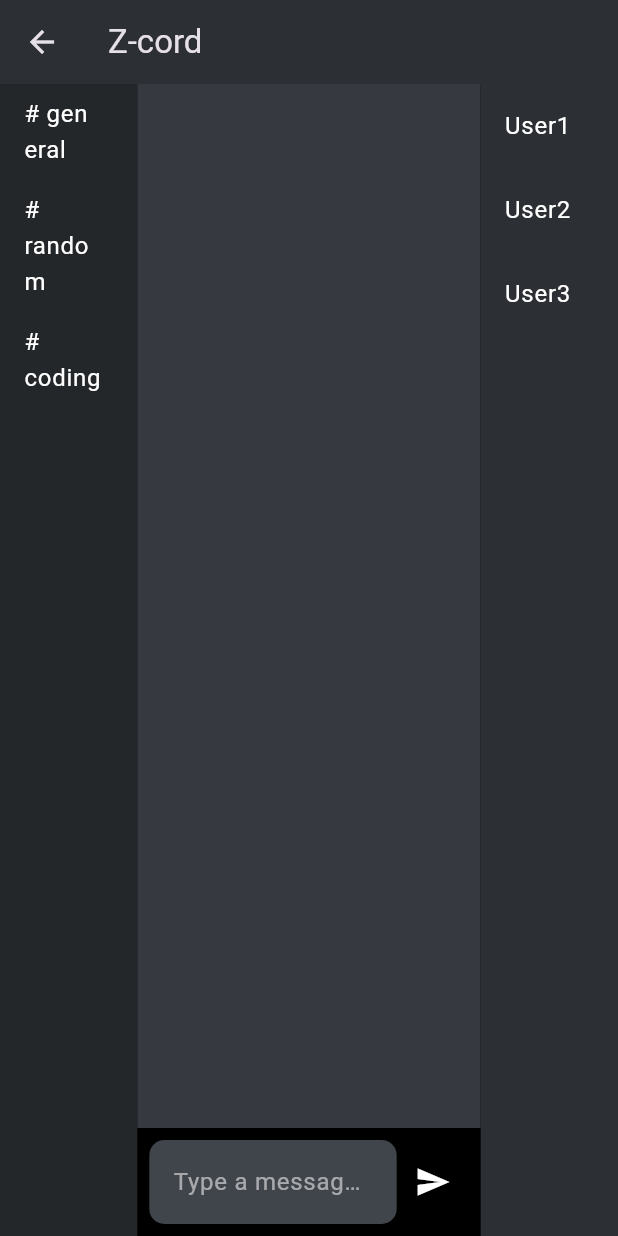
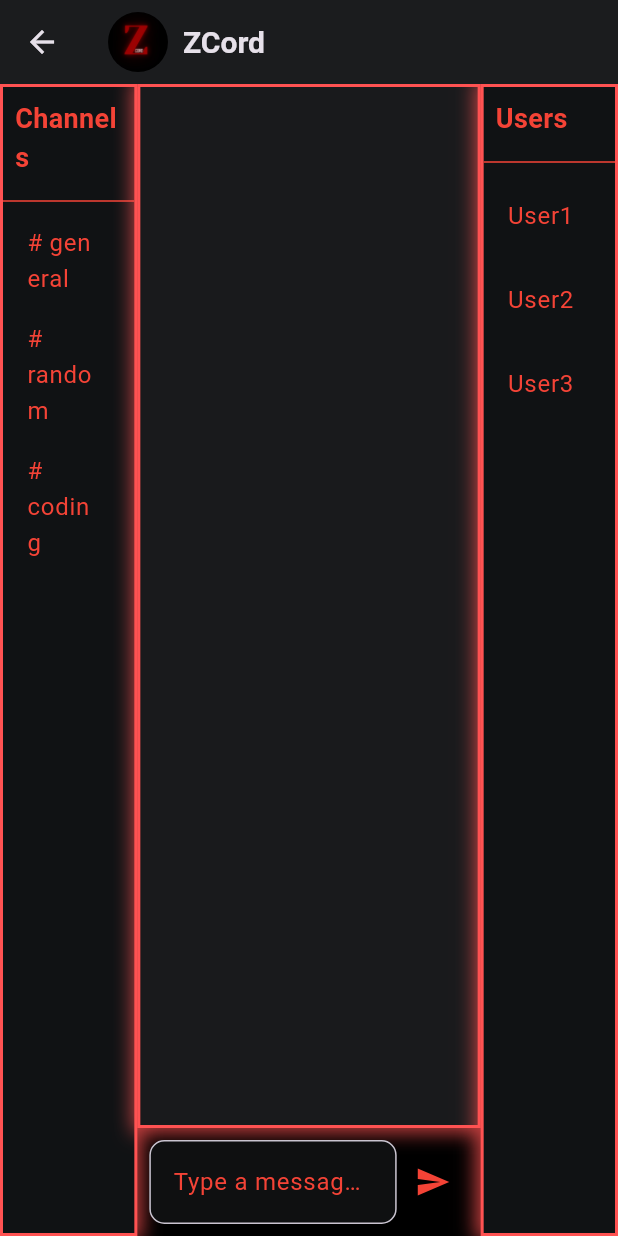
Before and after one commit to salergame/Zcord, a Flutter app: the ChatPage screen opened directly, on a phone screen of 412 x 824 dp. Run offline on Flutter 3.47's test engine with Material 3 defaults, Android fonts, the phone set to English and light mode, and no system bars; our stand-ins replace shared_preferences; missing offline and left inert: postgres; accounts and stored records are empty.

Commit message:
proper chat page design, unfinished yet

```diff
--- a/lib/chat_page.dart
+++ b/lib/chat_page.dart
@@ -44,8 +44,24 @@ class _ChatPageState extends State<ChatPage> {
   Widget build(BuildContext context) {
     return Scaffold(
       appBar: AppBar(
-        title: const Text('Z-cord'),
-        backgroundColor: const Color(0xFF2C2F33), // Discord-like dark color
+        backgroundColor: const Color(0xFF1B1C1E), // Made background darker
+        title: Row(
+          children: [
+            ClipOval(
+              child: Image.asset(
+                'assets/zcord_logo.png', // Logo
+                height: 40, // Logo size
+                width: 40, // Logo size
+                fit: BoxFit.cover, // Circle cropping
+              ),
+            ),
+            const SizedBox(width: 10), // Spacing between logo and text
+            const Text(
+              'ZCord', // App name
+              style: TextStyle(fontSize: 20, fontWeight: FontWeight.bold),
+            ),
+          ],
+        ),
       ),
       body: Row(
         children: [
@@ -75,25 +91,50 @@ class ChannelList extends StatelessWidget {
   @override
   Widget build(BuildContext context) {
     return Container(
-      color: const Color(0xFF23272A),
+      decoration: BoxDecoration(
+        color: const Color(0xFF101214), // Made background darker
+        border: Border.all(
+          color: Colors.redAccent, // Bright red border
+          width: 2,
+        ),
+        boxShadow: [
+          BoxShadow(
+            color: Colors.redAccent.withOpacity(0.8), // Neon red glow
+            blurRadius: 10,
+            spreadRadius: 3,
+          ),
+        ],
+      ),
       child: ListView(
         children: const [
+          Padding(
+            padding: EdgeInsets.all(8.0),
+            child: Text(
+              'Channels',
+              style: TextStyle(
+                color: Colors.red,
+                fontSize: 18,
+                fontWeight: FontWeight.bold,
+              ),
+            ),
+          ),
+          Divider(color: Colors.red),
           ListTile(
             title: Text(
               '# general',
-              style: TextStyle(color: Colors.white),
+              style: TextStyle(color: Colors.red),
             ),
           ),
           ListTile(
             title: Text(
               '# random',
-              style: TextStyle(color: Colors.white),
+              style: TextStyle(color: Colors.red),
             ),
           ),
           ListTile(
             title: Text(
               '# coding',
-              style: TextStyle(color: Colors.white),
+              style: TextStyle(color: Colors.red),
             ),
           ),
         ],
@@ -119,14 +160,27 @@ class ChatBox extends StatelessWidget {
       children: [
         Expanded(
           child: Container(
-            color: const Color(0xFF36393F),
+            decoration: BoxDecoration(
+              color: const Color(0xFF191A1C), // Dark background for chat
+              border: Border.all(
+                color: Colors.redAccent, // Bright red border
+                width: 2,
+              ),
+              boxShadow: [
+                BoxShadow(
+                  color: Colors.redAccent.withOpacity(0.8),
+                  blurRadius: 10,
+                  spreadRadius: 3,
+                ),
+              ],
+            ),
             child: ListView.builder(
               itemCount: messages.length,
               itemBuilder: (context, index) {
                 return ListTile(
                   title: Text(
                     messages[index],
-                    style: const TextStyle(color: Colors.white),
+                    style: const TextStyle(color: Colors.red),
                   ),
                 );
               },
@@ -140,22 +194,25 @@ class ChatBox extends StatelessWidget {
               Expanded(
                 child: TextField(
                   controller: messageController,
-                  style: const TextStyle(color: Colors.white),
+                  style: const TextStyle(color: Colors.red),
                   decoration: InputDecoration(
                     filled: true,
-                    fillColor: const Color(0xFF40444B),
+                    fillColor: const Color(0xFF0F1011), // Very dark background for input
                     border: OutlineInputBorder(
                       borderRadius: BorderRadius.circular(10),
-                      borderSide: BorderSide.none,
+                      borderSide: BorderSide(
+                        color: Colors.redAccent, // Red border around input field
+                        width: 2,
+                      ),
                     ),
                     hintText: 'Type a message...',
-                    hintStyle: const TextStyle(color: Colors.white54),
+                    hintStyle: const TextStyle(color: Colors.red),
                   ),
                   onSubmitted: (value) => onSend(), // Send message when "Enter" is pressed
                 ),
               ),
               IconButton(
-                icon: const Icon(Icons.send, color: Colors.white),
+                icon: const Icon(Icons.send, color: Colors.red),
                 onPressed: onSend, // Send message when the button is clicked
               ),
             ],
@@ -170,25 +227,50 @@ class UserList extends StatelessWidget {
   @override
   Widget build(BuildContext context) {
     return Container(
-      color: const Color(0xFF2C2F33),
+      decoration: BoxDecoration(
+        color: const Color(0xFF101214), // Dark background for user list
+        border: Border.all(
+          color: Colors.redAccent, // Bright red border
+          width: 2,
+        ),
+        boxShadow: [
+          BoxShadow(
+            color: Colors.redAccent.withOpacity(0.8), // Neon red glow
+            blurRadius: 10,
+            spreadRadius: 3,
+          ),
+        ],
+      ),
       child: ListView(
         children: const [
+          Padding(
+            padding: EdgeInsets.all(8.0),
+            child: Text(
+              'Users',
+              style: TextStyle(
+                color: Colors.red,
+                fontSize: 18,
+                fontWeight: FontWeight.bold,
+              ),
+            ),
+          ),
+          Divider(color: Colors.red),
           ListTile(
             title: Text(
               'User1',
-              style: TextStyle(color: Colors.white),
+              style: TextStyle(color: Colors.red),
             ),
           ),
           ListTile(
             title: Text(
               'User2',
-              style: TextStyle(color: Colors.white),
+              style: TextStyle(color: Colors.red),
             ),
           ),
           ListTile(
             title: Text(
               'User3',
-              style: TextStyle(color: Colors.white),
+              style: TextStyle(color: Colors.red),
             ),
           ),
         ],
```
